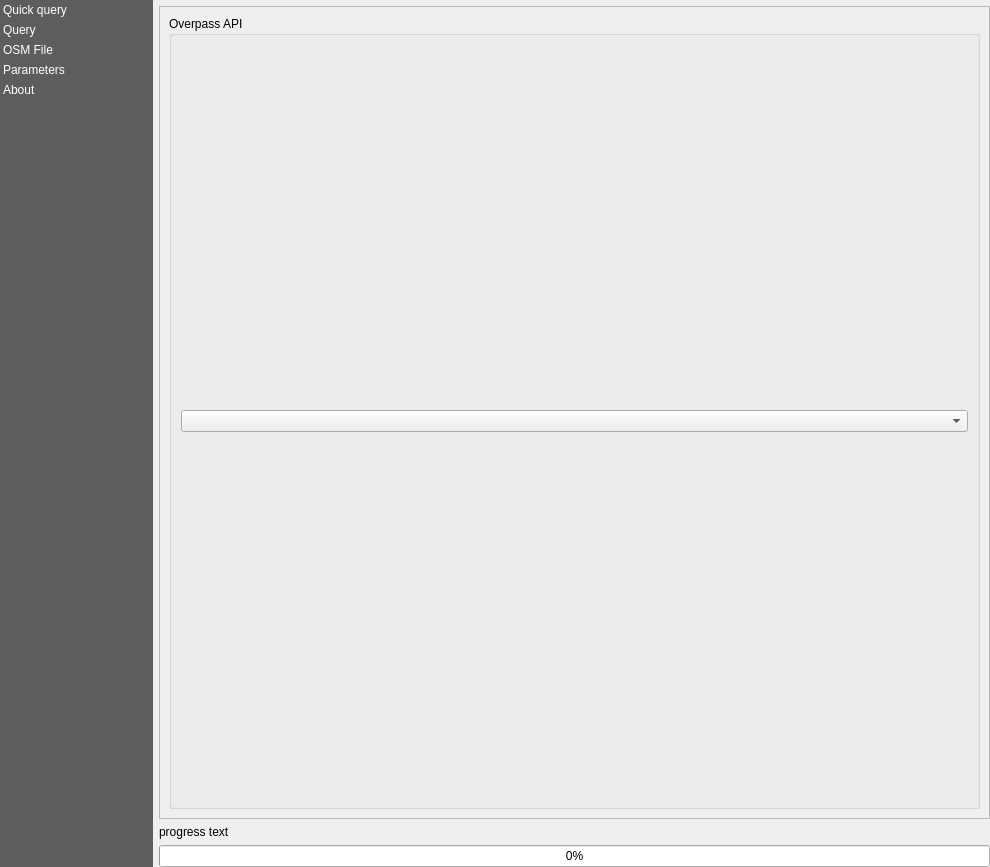
Old version of the form QuickOSM/resources/ui/main_window.ui in the repository 3liz/QuickOSM.
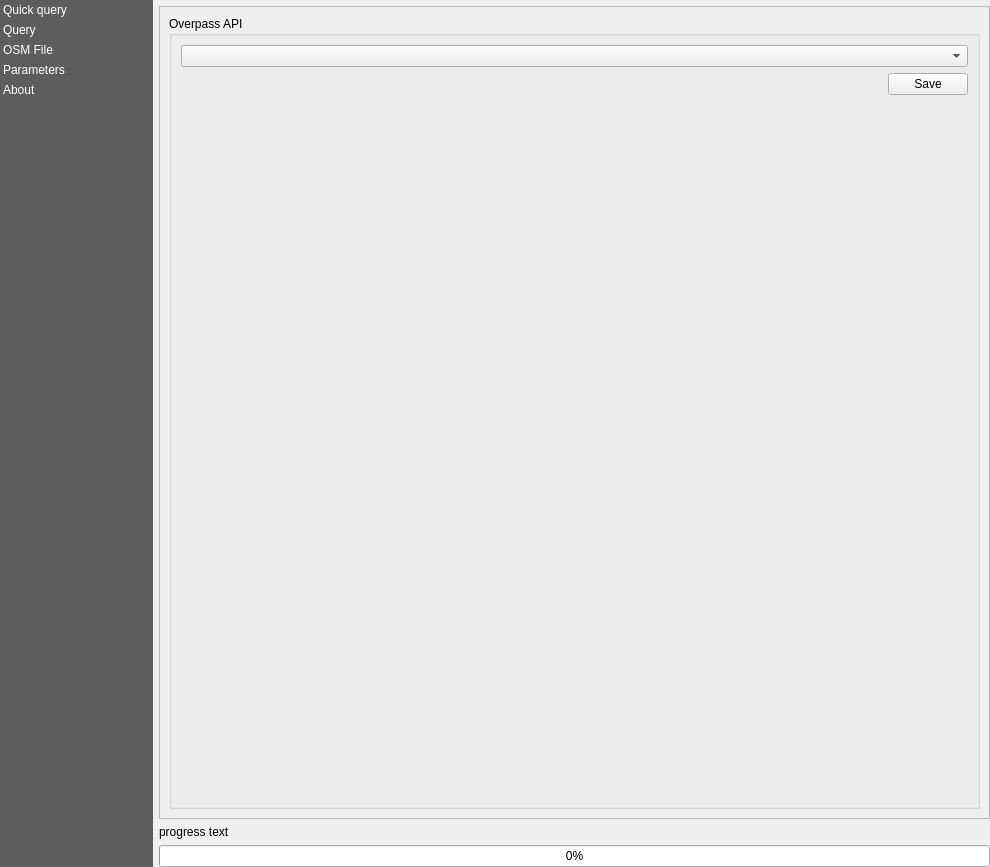
New version of the form. The open tabs and pages were chosen to show the change. Custom widgets are drawn as their Qt base class.

Commit message: add a save setting button to keep the default overpass API server fix #235

Diff of the .ui file:
```diff
--- a/QuickOSM/resources/ui/main_window.ui
+++ b/QuickOSM/resources/ui/main_window.ui
@@ -985,6 +985,43 @@
                   </item>
                  </layout>
                 </item>
+                <item>
+                 <layout class="QHBoxLayout" name="horizontalLayout_7">
+                  <item>
+                   <spacer name="horizontalSpacer_2">
+                    <property name="orientation">
+                     <enum>Qt::Horizontal</enum>
+                    </property>
+                    <property name="sizeHint" stdset="0">
+                     <size>
+                      <width>40</width>
+                      <height>20</height>
+                     </size>
+                    </property>
+                   </spacer>
+                  </item>
+                  <item>
+                   <widget class="QPushButton" name="save_config">
+                    <property name="text">
+                     <string>Save</string>
+                    </property>
+                   </widget>
+                  </item>
+                 </layout>
+                </item>
+                <item>
+                 <spacer name="verticalSpacer">
+                  <property name="orientation">
+                   <enum>Qt::Vertical</enum>
+                  </property>
+                  <property name="sizeHint" stdset="0">
+                   <size>
+                    <width>20</width>
+                    <height>40</height>
+                   </size>
+                  </property>
+                 </spacer>
+                </item>
                </layout>
               </widget>
              </item>
```
Left out of the diff: 12 changed lines with no effect on the pictures. The commit also changes 1 other file.
